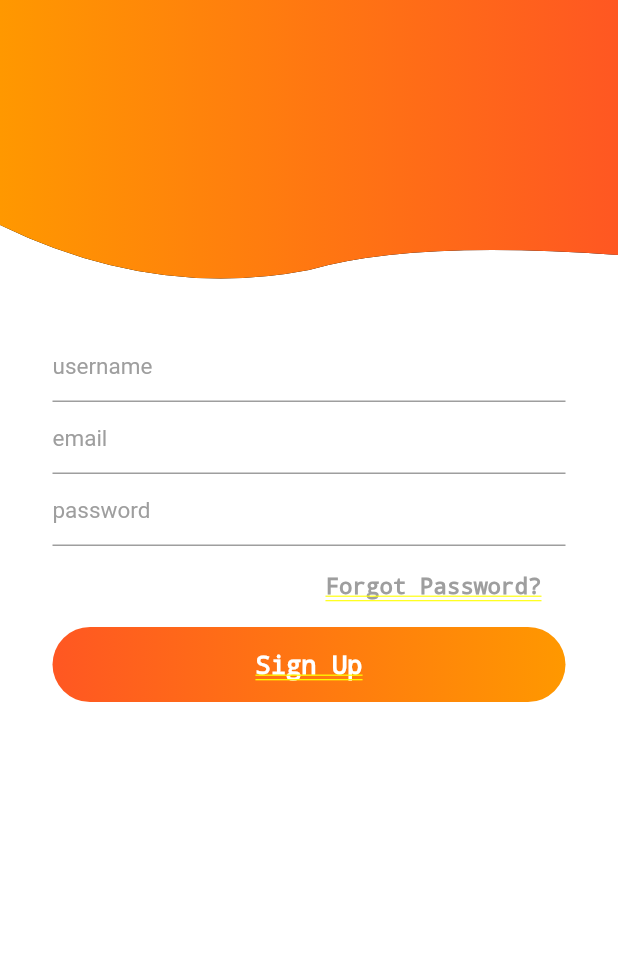
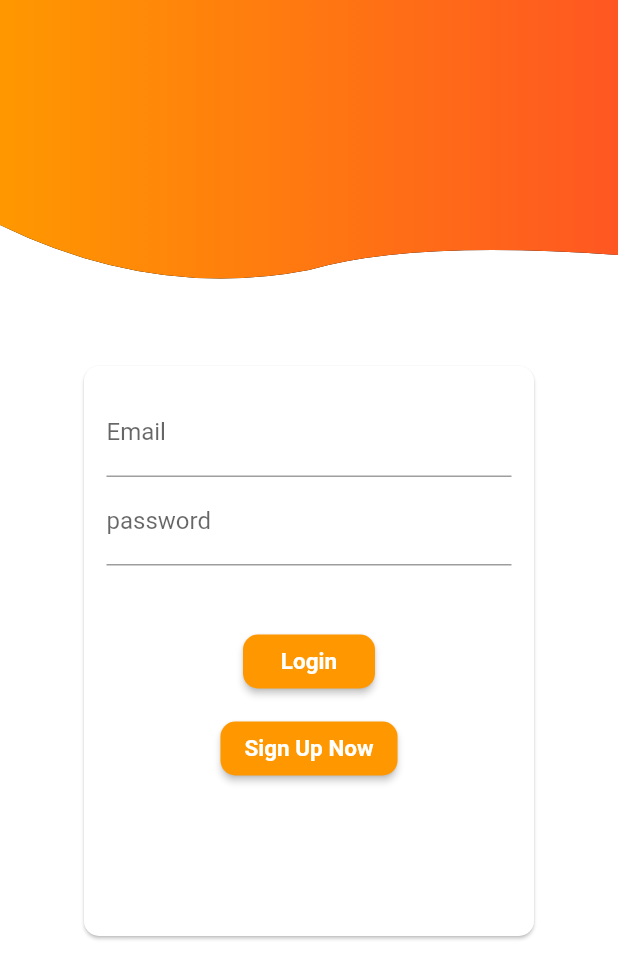
Before and after one commit to bilalahmad9/finalLabTask, a Flutter app: the screen it shows after launch, on a phone screen of 412 x 824 dp. Shown: the top 979 px of the screen. Run offline on Flutter 3.47's test engine with Material 2 defaults, Android fonts, the phone set to English and light mode, and no system bars; our stand-ins replace cloud_firestore, firebase_analytics, firebase_auth, firebase_core, flutter_spinkit; accounts and stored records are empty.

Commit message:
sign in successfully works

```diff
--- /dev/null
+++ b/lab_task_final/lib/Sign_in.dart
@@ -0,0 +1,171 @@
+import 'package:flutter/material.dart';
+import 'package:lab_task_final/Home.dart';
+import 'package:lab_task_final/Sign_up.dart';
+import 'package:firebase_auth/firebase_auth.dart';
+import 'package:firebase_core/firebase_core.dart';
+import 'package:cloud_firestore/cloud_firestore.dart';
+import 'package:firebase_analytics/firebase_analytics.dart';
+
+class signin extends StatefulWidget {
+  @override
+  _signinState createState() => _signinState();
+}
+
+class _signinState extends State<signin> {
+  String _email, _password;
+  final GlobalKey<FormState> _formkey = GlobalKey<FormState>();
+
+  @override
+  Widget build(BuildContext context) {
+    return Scaffold(
+      backgroundColor: Colors.white,
+      body: SingleChildScrollView(
+        child: Column(
+          children: <Widget>[
+            ClipPath(
+              clipper: ClippingClass(),
+              child: Container(
+                height: 200,
+                decoration: BoxDecoration(
+                  gradient: LinearGradient(colors: [
+                    Colors.orange,
+                    Colors.deepOrange,
+                  ]),
+                  boxShadow: [
+                    BoxShadow(
+                      spreadRadius: 3,
+                      blurRadius: 8,
+                      offset: Offset(0, 4),
+                    ),
+                  ],
+                ),
+              ),
+            ),
+            SizedBox(
+              height: 40,
+            ),
+            Center(
+              child: Card(
+                shape: RoundedRectangleBorder(
+                    borderRadius: BorderRadius.circular(10.0)),
+                child: Container(
+                  height: 380,
+                  width: 300,
+                  padding: EdgeInsets.all(15),
+                  child: Form(
+                    key: _formkey,
+                    child: SingleChildScrollView(
+                      child: Column(
+                        children: <Widget>[
+                          // For email
+                          TextFormField(
+                            decoration: InputDecoration(labelText: 'Email'),
+                            keyboardType: TextInputType.emailAddress,
+                            validator: (value) {
+                              if (value.isEmpty || !value.contains('@')) {
+                                return 'Invalid Email';
+                              }
+                              return null;
+                            },
+                            onSaved: (value) => _email = value,
+                          ),
+                          // for password
+                          TextFormField(
+                            decoration: InputDecoration(labelText: 'password'),
+                            obscureText: true,
+                            validator: (value) {
+                              if (value.isEmpty || value.length <= 4) {
+                                return 'please enter more than 4 words';
+                              }
+                              return null;
+                            },
+                            onSaved: (value) => _password = value,
+                          ),
+                          SizedBox(
+                            height: 40,
+                          ),
+                          RaisedButton(
+                            onPressed: LogIn,
+                            child: Text(
+                              'Login',
+                              style: TextStyle(
+                                  fontSize: 15, fontWeight: FontWeight.bold),
+                            ),
+                            shape: RoundedRectangleBorder(
+                              borderRadius: BorderRadius.circular(10),
+                            ),
+                            color: Colors.orange,
+                            textColor: Colors.white,
+                          ),
+                          SizedBox(
+                            height: 10,
+                          ),
+                          RaisedButton(
+                            onPressed: () {
+                              Navigator.push(
+                                context,
+                                MaterialPageRoute(
+                                  builder: (context) => signup(),
+                                ),
+                              );
+                            },
+                            child: Text(
+                              'Sign Up Now',
+                              style: TextStyle(
+                                  fontSize: 15, fontWeight: FontWeight.bold),
+                            ),
+                            shape: RoundedRectangleBorder(
+                              borderRadius: BorderRadius.circular(10),
+                            ),
+                            color: Colors.orange,
+                            textColor: Colors.white,
+                          ),
+                        ],
+                      ),
+                    ),
+                  ),
+                ),
+              ),
+            ),
+          ],
+        ),
+      ),
+    );
+  }
+
+  Future<void> LogIn() async {
+    final formState = _formkey.currentState;
+    if (formState.validate()) {
+      formState.save();
+      try {
+        UserCredential user = await FirebaseAuth.instance
+            .signInWithEmailAndPassword(email: _email, password: _password);
+        Navigator.push(
+          context,
+          MaterialPageRoute(
+            builder: (context) =>  HomeScreen(),
+          ),
+        );
+      } catch (e) {
+        print(e.message);
+      }
+    }
+  }
+}
+
+class ClippingClass extends CustomClipper<Path> {
+  @override
+  Path getClip(Size size) {
+    var path = Path();
+    path.lineTo(0.0, size.height - 50);
+    path.quadraticBezierTo(
+        size.width / 4, size.height, size.width / 2, size.height - 20);
+    path.quadraticBezierTo(size.width - (size.width / 3), size.height - 40,
+        size.width, size.height - 30);
+    path.lineTo(size.width, 0.0);
+    return path;
+  }
+
+  @override
+  bool shouldReclip(CustomClipper<Path> oldClipper) => false;
+}
--- a/lab_task_final/lib/Sign_up.dart
+++ b/lab_task_final/lib/Sign_up.dart
@@ -1,15 +1,26 @@
 import 'package:flutter/material.dart';
-import 'StylesScreen.dart';
 
-class SignUp extends StatefulWidget {
+class signup extends StatefulWidget {
+
+
   @override
-  _SignUpState createState() => _SignUpState();
+  _signupState createState() => _signupState();
 }
 
-class _SignUpState extends State<SignUp> {
+class _signupState extends State<signup> {
+  final GlobalKey<FormState> _formkey = GlobalKey();
+  TextEditingController _passwordController = new TextEditingController();
+
+  Map<String, String> _authData = {
+    'email' : '',
+    'password' : ''
+  };
+
   @override
   Widget build(BuildContext context) {
-    return SingleChildScrollView(
+    return Scaffold(
+      backgroundColor: Colors.white,
+      body: SingleChildScrollView(
         child: Column(
           children: <Widget>[
             ClipPath(
@@ -25,69 +36,94 @@ class _SignUpState extends State<SignUp> {
                     BoxShadow(
                       spreadRadius: 3,
                       blurRadius: 8,
-                      offset: Offset(0,4),
+                      offset: Offset(0, 4),
                     ),
                   ],
                 ),
               ),
             ),
-            SizedBox(height: 20,),
-            Container(
+            SizedBox(
+              height: 40,
+            ),
+            Center(
+              child: Card(
+                shape: RoundedRectangleBorder(
+                    borderRadius: BorderRadius.circular(10.0)),
                 child: Container(
-                padding: EdgeInsets.symmetric(
-                    horizontal: 35), // giving padding only the left and right side
+                  height: 350,
+                  width: 300,
+                  padding: EdgeInsets.all(15),
+                  child: Form(
+                    key: _formkey,
+                    child: SingleChildScrollView(
                       child: Column(
-                  mainAxisSize: MainAxisSize.min,
                         children: <Widget>[
-                    TextField(
-                      style: simpleTextFieldStyle(),
-                      decoration: textfieldInputDecoration("username"),
+                          // For email
+                          TextFormField(
+                            decoration: InputDecoration(labelText: 'Email'),
+                            keyboardType: TextInputType.emailAddress,
+                            validator: (value) {
+                              if (value.isEmpty || !value.contains('@')) {
+                                return 'Invalid Email';
+                              }
+                              return null;
+                            },
+                            onSaved: (value) {
+                              _authData['email'] = value;
+                            },
                           ),
-                    TextField(
-                      style: simpleTextFieldStyle(),
-                      decoration: textfieldInputDecoration("email"),
+                          // for password
+                          TextFormField(
+                            decoration: InputDecoration(labelText: 'password'),
+                            obscureText: true,
+                            controller: _passwordController,
+                            validator: (value) {
+                              if (value.isEmpty || value.length <= 4) {
+                                return 'please enter more than 4 words';
+                              }
+                              return null;
+                            },
+                            onSaved: (value) {
+                              _authData['password'] = value;
+                            },
                           ),
-                    TextField(
-                      style: simpleTextFieldStyle(),
-                      decoration: textfieldInputDecoration("password"),
+                          TextFormField(
+                            decoration: InputDecoration(labelText: 'Confirm Password'),
+                            obscureText: true,
+                            validator: (value) {
+                              if (value.isEmpty || value != _passwordController.text) {
+                                return ' Enter correct password';
+                              }
+                              return null;
+                            },
+                            onSaved: (value) {
+                             // _authData['password'] = value;
+                            },
                           ),
-                    SizedBox(
-                      height: 10,
+                          SizedBox(height: 40,),
+                          RaisedButton(
+                            child: Text(
+                              'Sign Up',
+                              style: TextStyle(
+                                  fontSize: 15, fontWeight: FontWeight.bold),
                             ),
-                    Container(
-                      alignment: Alignment.centerRight,
-                      child: Container(
-                        padding: EdgeInsets.symmetric(horizontal: 16, vertical: 8),
-                        child: Text(
-                          "Forgot Password?",
-                          style: simpleTextFieldStyle(),
+                            shape: RoundedRectangleBorder(
+                              borderRadius: BorderRadius.circular(15),
                             ),
-                      ),
-                    ),
-                    SizedBox(
-                      height: 10,
-                    ),
-                    Container(
-                      alignment: Alignment.center,
-                      width: MediaQuery.of(context).size.width,
-                      padding: EdgeInsets.symmetric(vertical: 15),
-                      decoration: BoxDecoration(
-                        gradient: LinearGradient(colors: [
-                          Colors.deepOrange,
-                          Colors.orange,
-                        ]),
-                        borderRadius: BorderRadius.circular(30),
-                      ),
-                      child: Text(
-                        "Sign Up",
-                        style: TextStyle(color: Colors.white, fontWeight: FontWeight.bold, fontSize: 17),
-                      ),
+                            color: Colors.orange,
+                            textColor: Colors.white,
+                            onPressed: () {
+                            },
                           ),
                         ],
                       ),
                     ),
                   ),
+                ),
+              ),
+            ),
           ],
+        ),
       ),
     );
   }
--- a/lab_task_final/lib/main.dart
+++ b/lab_task_final/lib/main.dart
@@ -1,10 +1,16 @@
 import 'package:flutter/material.dart';
 import 'package:flutter_spinkit/flutter_spinkit.dart';
+import 'package:lab_task_final/Home.dart';
 import 'package:lab_task_final/Sign_in.dart';
 import 'dart:async';
 import 'Sign_up.dart';
+import 'package:firebase_core/firebase_core.dart';
+import 'package:cloud_firestore/cloud_firestore.dart';
+import 'package:firebase_analytics/firebase_analytics.dart';
 
-void main() {
+void main () async{
+  WidgetsFlutterBinding.ensureInitialized();
+  await Firebase.initializeApp();
   runApp(MyApp());
 }
 
@@ -13,16 +19,17 @@ class MyApp extends StatelessWidget {
   @override
   Widget build(BuildContext context) {
     return MaterialApp(
-      debugShowCheckedModeBanner: false,
-      theme: ThemeData(
-        primarySwatch: Colors.blue,
-        visualDensity: VisualDensity.adaptivePlatformDensity,
-      ),
-      home: MyHomePage(),
+        debugShowCheckedModeBanner: false,
+        theme: ThemeData(
+          primarySwatch: Colors.blue,
+          visualDensity: VisualDensity.adaptivePlatformDensity,
+        ),
+        home: signin(),
     );
   }
 }
 
+/*
 class MyHomePage extends StatefulWidget {
   @override
   _MyHomePageState createState() => _MyHomePageState();
@@ -33,7 +40,7 @@ class _MyHomePageState extends State<MyHomePage> {
   void initState() {
     super.initState();
 
-    Timer(Duration(seconds: 5), ()=>Navigator.push(context, MaterialPageRoute(builder: (context) => SignUp())));
+    Timer(Duration(seconds: 5), ()=>Navigator.pushReplacement(context, MaterialPageRoute(builder: (context) => signin())));
 
   }
   Widget build(BuildContext context) {
@@ -55,3 +62,4 @@ class _MyHomePageState extends State<MyHomePage> {
     );
   }
 }
+*/
--- a/lab_task_final/pubspec.yaml
+++ b/lab_task_final/pubspec.yaml
@@ -29,6 +29,10 @@ dependencies:
   # Use with the CupertinoIcons class for iOS style icons.
   cupertino_icons: ^1.0.0
   flutter_spinkit: ^4.1.2+1
+  firebase_auth: ^0.18.4+1
+  firebase_core: ^0.5.3
+  firebase_analytics: ^6.3.0
+  cloud_firestore: ^0.14.4
 
 dev_dependencies:
   flutter_test:
```
Also changed, not shown: lab_task_final/lib/Home.dart (added, +27 -0 lines), lab_task_final/pubspec.lock, 3 other files. Lines whose indentation alone changed are shown as unchanged.
